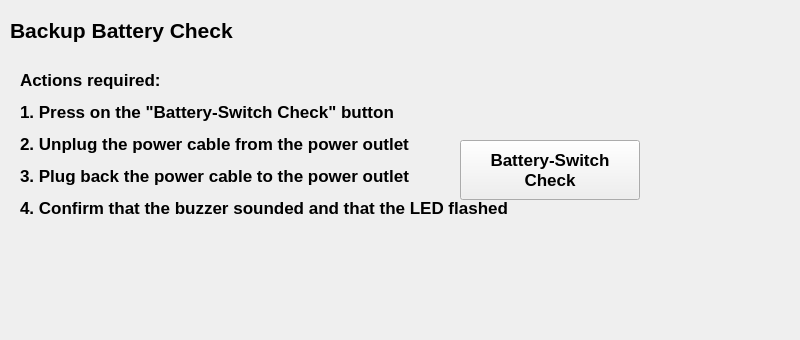
Old version of the form gui/selftest/selftest.ui in the repository fmselab/mvm-gui.
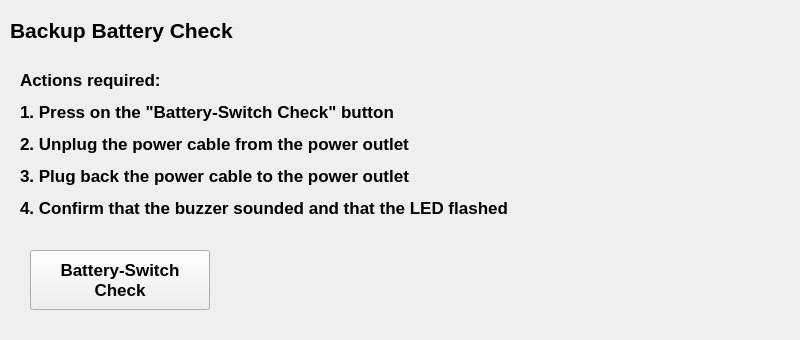
New version of the form. The open tabs and pages were chosen to show the change.

Commit message: button position

```diff
--- a/gui/selftest/selftest.ui
+++ b/gui/selftest/selftest.ui
@@ -278,8 +278,8 @@
     <widget class="QPushButton" name="btn_run_backup_battery">
      <property name="geometry">
       <rect>
-       <x>460</x>
-       <y>140</y>
+       <x>30</x>
+       <y>250</y>
        <width>180</width>
        <height>60</height>
       </rect>
```
